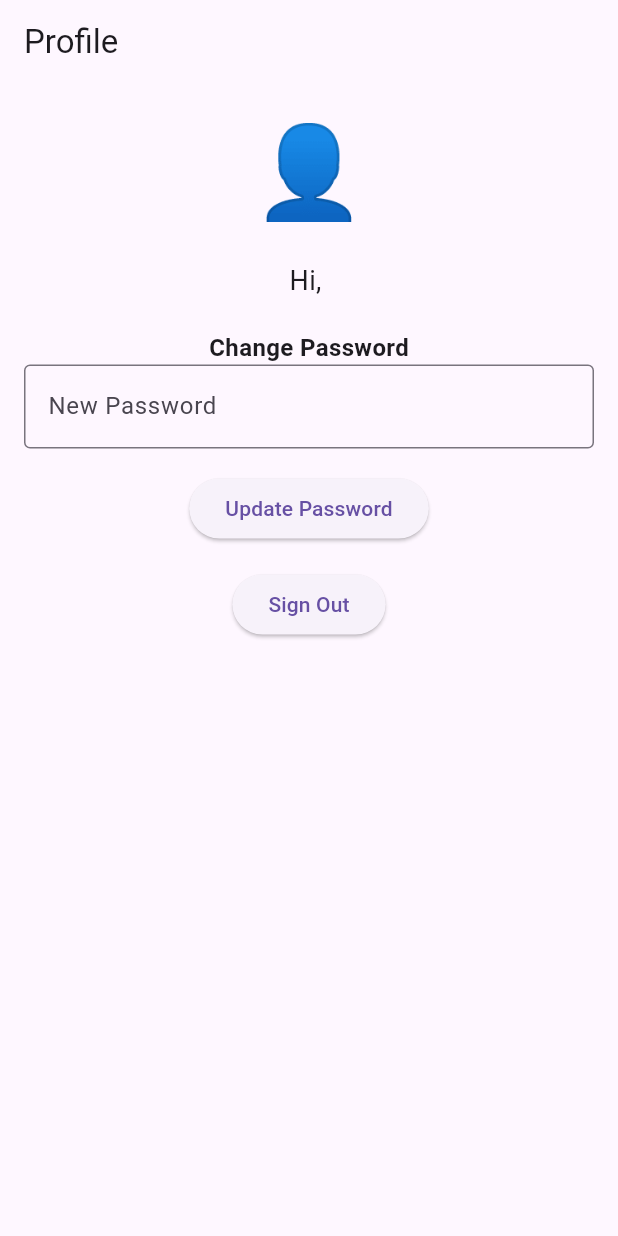
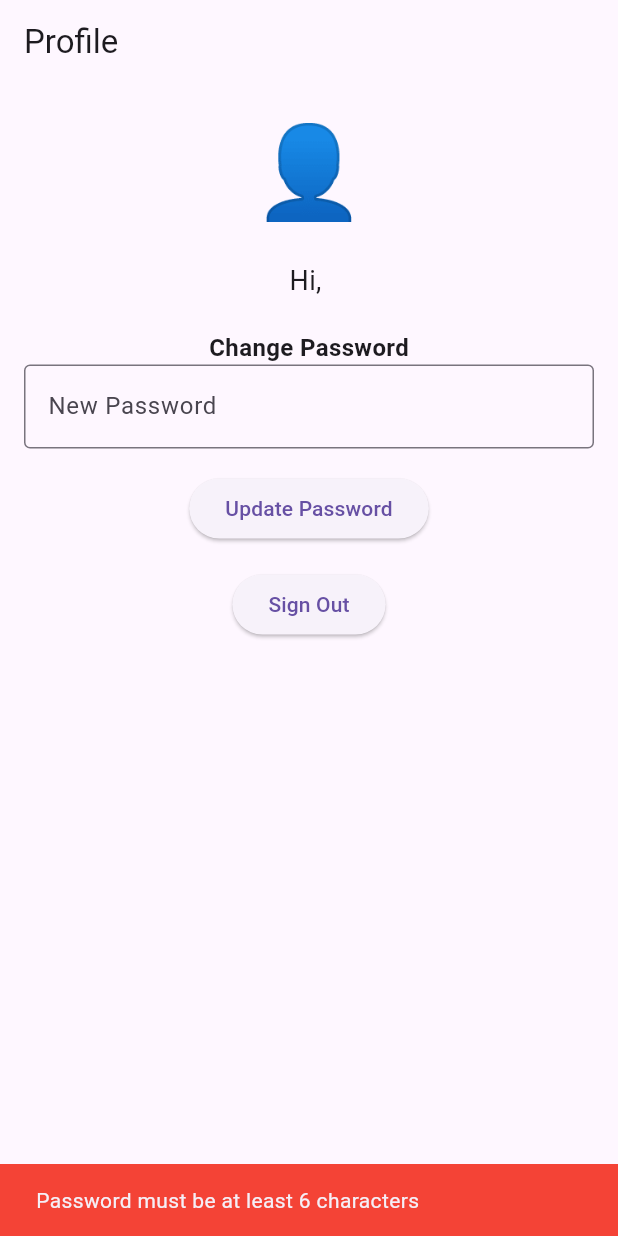
Before and after one commit to KaozhiChen/class_activity_13, a Flutter app: the ProfileScreen screen opened directly, after a tap on "Update Password", on a phone screen of 412 x 824 dp. Run offline on Flutter 3.47's test engine with Material 3 defaults, Android fonts, the phone set to English and light mode, and no system bars; our stand-ins replace firebase_auth, firebase_core; accounts and stored records are empty.

Commit message:
Added change password

```diff
--- a/lib/profile_page.dart
+++ b/lib/profile_page.dart
@@ -29,6 +29,37 @@ class _ProfileScreenState extends State<ProfileScreen> {
       MaterialPageRoute(
           builder: (context) => const MyHomePage(title: 'Firebase Auth Demo')),
     );
+  }
+
+  Future<void> _changePassword() async {
+    final newPassword = _passwordController.text;
+    if (newPassword.isEmpty || newPassword.length < 6) {
+      ScaffoldMessenger.of(context).showSnackBar(
+        const SnackBar(
+          content: Text("Password must be at least 6 characters"),
+          backgroundColor: Colors.red,
+        ),
+      );
+      return;
+    }
+
+    try {
+      await user?.updatePassword(newPassword);
+      ScaffoldMessenger.of(context).showSnackBar(
+        const SnackBar(
+          content: Text("Password updated successfully"),
+          backgroundColor: Colors.green,
+        ),
+      );
+      _passwordController.clear();
+    } catch (e) {
+      ScaffoldMessenger.of(context).showSnackBar(
+        SnackBar(
+          content: Text("Failed to update password: $e"),
+          backgroundColor: Colors.red,
+        ),
+      );
+    }
   }
 
   @override
@@ -66,7 +97,7 @@ class _ProfileScreenState extends State<ProfileScreen> {
             ),
             const SizedBox(height: 16),
             ElevatedButton(
-              onPressed: () {},
+              onPressed: _changePassword,
               child: const Text("Update Password"),
             ),
             const SizedBox(height: 16),
```
